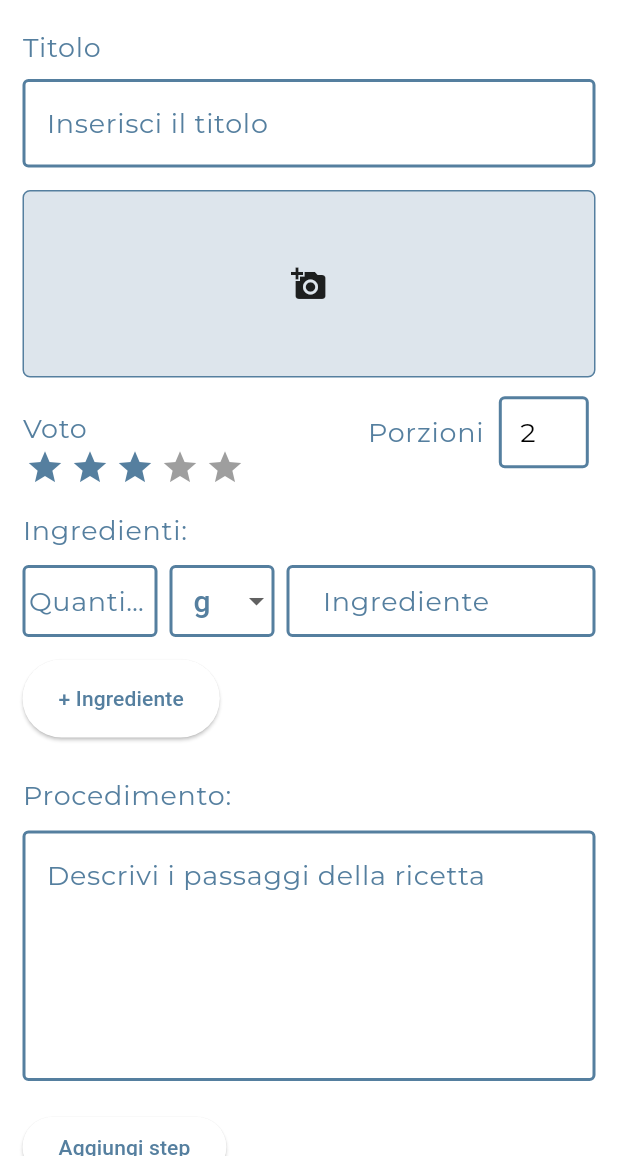
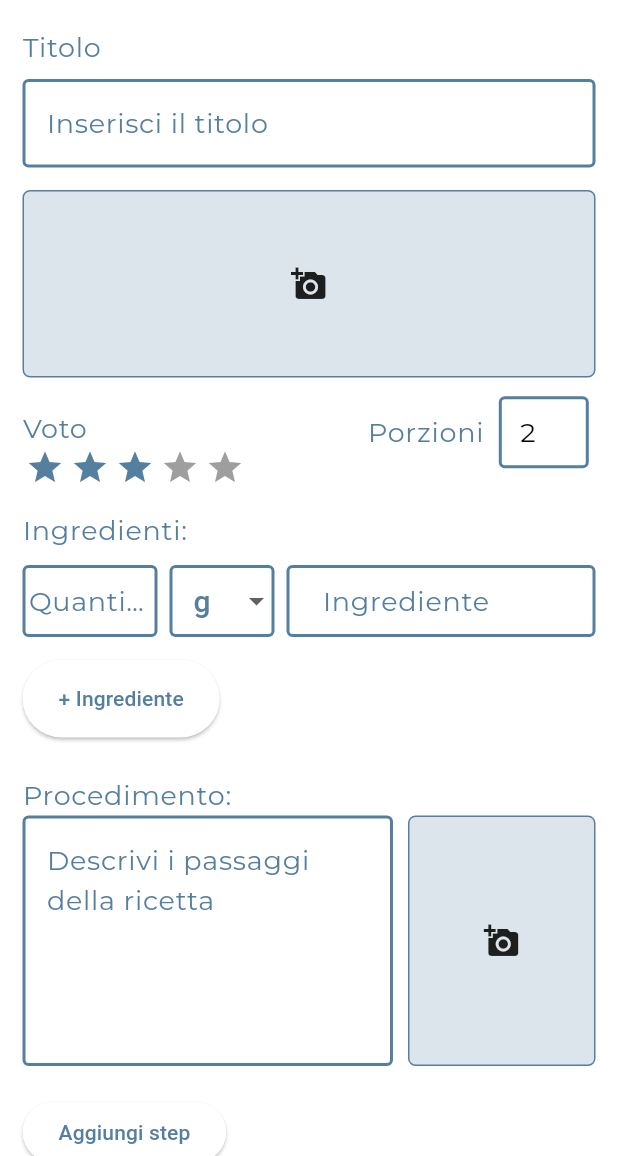
Before and after one commit to g4ix/ChefsPocket, a Flutter app: the RecipeCreationPage screen opened directly, on a phone screen of 412 x 824 dp, the part 80-1236 px from its top. Run offline on Flutter 3.47's test engine with Material 3 defaults, Android fonts, the phone set to English and light mode, and no system bars; drawn by our look-alikes of flutter_rating_bar; our stand-ins replace dotted_border, google_fonts, image_picker, material_design_icons_flutter; network calls fail; Roboto replaces fonts that are missing (Adamina).

Commit message:
Aggiunta l'immagine al procedimento.

```diff
--- a/chefs_pocket/lib/screens/recipe_creation.dart
+++ b/chefs_pocket/lib/screens/recipe_creation.dart
@@ -347,18 +347,48 @@ class _RecipeCreationPageState extends State<RecipeCreationPage> {
                 color: Color(0xFF557F9F), // Specify the desired color
               ),
         ),
-        SizedBox(height: 10),
-        TextFormField(
+        Row(
+          children: [
+            Expanded(
+              child: TextFormField(
                 maxLines: 5,
                 decoration: InputDecoration(
                   hintText: 'Descrivi i passaggi della ricetta',
                   focusedBorder: OutlineInputBorder(
-              borderSide: BorderSide(color: Color(0xFF557F9F), width: 2.0),
+                    borderSide:
+                        BorderSide(color: Color(0xFF557F9F), width: 2.0),
                   ),
                   enabledBorder: OutlineInputBorder(
-              borderSide: BorderSide(color: Color(0xFF557F9F), width: 2.0),
+                    borderSide:
+                        BorderSide(color: Color(0xFF557F9F), width: 2.0),
                   ),
                 ),
+              ),
+            ),
+            GestureDetector(
+              onTap: _pickImage,
+              child: Container(
+              margin: EdgeInsets.only(left: 10),
+              height: 167,
+              width: 125, // Set the desired width
+              decoration: BoxDecoration(
+                color: Color(0xFF557F9F).withOpacity(0.2),
+                borderRadius: BorderRadius.circular(5),
+                border: Border.all(
+                color: Color(0xFF557F9F),
+                ),
+              ),
+              child: Center(
+                child: _images.isEmpty
+                  ? Icon(Icons.add_a_photo)
+                  : Image.file(
+                    File(_images.first),
+                    fit: BoxFit.cover,
+                  ),
+              ),
+              ),
+            ),
+          ],
         ),
         SizedBox(height: 20),
         ElevatedButton(
@@ -376,7 +406,8 @@ class _RecipeCreationPageState extends State<RecipeCreationPage> {
   Widget buildTotalTime() {
     return Row(
       children: [
-        Text('Tempo totale:', style: Theme.of(context).textTheme.bodyLarge?.copyWith(
+        Text('Tempo totale:',
+            style: Theme.of(context).textTheme.bodyLarge?.copyWith(
                   color: Color(0xFF557F9F), // Specify the desired color
                 )),
         SizedBox(width: 10),
```
Lines whose indentation alone changed are shown as unchanged.
